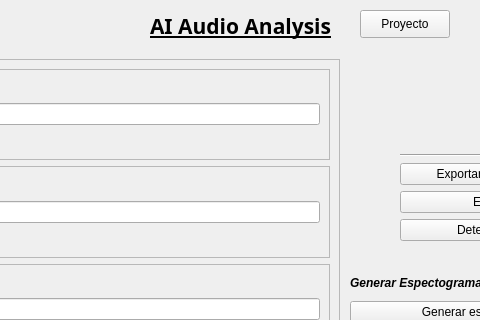
The window that main.ui (darkmclo/audio-ai-project) describes before a commit, drawn with Qt 5; both pictures show x 170 to 650 and y 0 to 320 of the 800 by 603 pixel window.
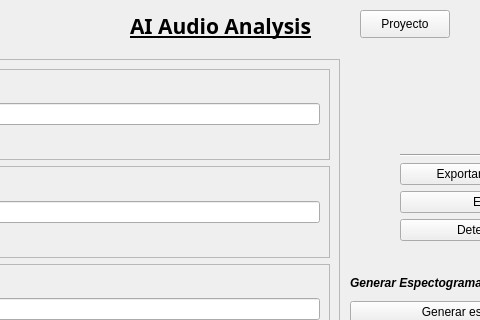
The same window after the commit.

What changed in the file:
```diff
--- a/main.ui
+++ b/main.ui
@@ -17,9 +17,9 @@
    <widget class="QLabel" name="label">
     <property name="geometry">
      <rect>
-      <x>320</x>
+      <x>300</x>
       <y>10</y>
-      <width>181</width>
+      <width>221</width>
       <height>31</height>
      </rect>
     </property>
```
